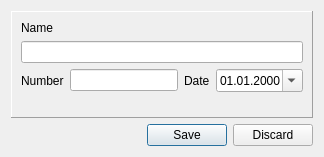
This is dialogs/protocoldetailsdialog.ui in caxapyk/pa-decision as Qt 5 draws it before an edit. The edited form follows.
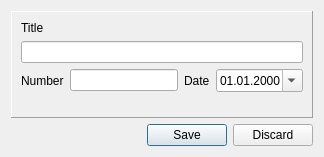
This is the edited form. Icons and pictures are not drawn.

```diff
--- a/dialogs/protocoldetailsdialog.ui
+++ b/dialogs/protocoldetailsdialog.ui
@@ -30,7 +30,7 @@
       <item>
        <widget class="QLabel" name="label_3">
         <property name="text">
-         <string>Name</string>
+         <string>Title</string>
         </property>
        </widget>
       </item>
```
Left out of the diff: 37 changed lines with no effect on the pictures.
